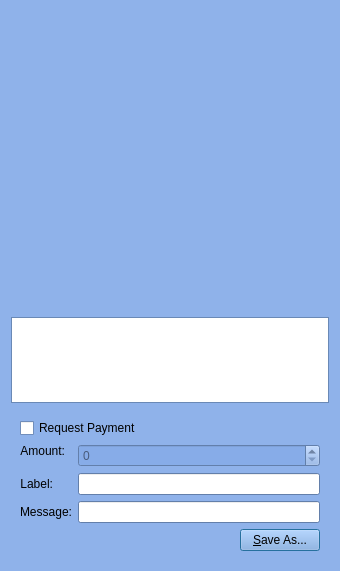
The window that src/qt/forms/qrcodedialog.ui (BlueSteelCoin/bluesteel) describes before a commit, drawn with Qt 5.
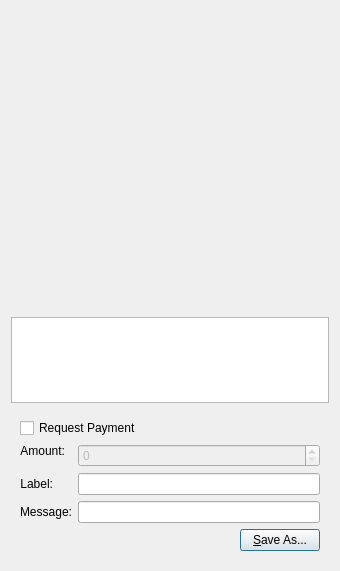
The same window after the commit. Custom widgets are drawn as their Qt base class.

```diff
--- a/src/qt/forms/qrcodedialog.ui
+++ b/src/qt/forms/qrcodedialog.ui
@@ -10,421 +10,6 @@
     <height>571</height>
    </rect>
   </property>
-  <property name="palette">
-   <palette>
-    <active>
-     <colorrole role="WindowText">
-      <brush brushstyle="SolidPattern">
-       <color alpha="255">
-        <red>0</red>
-        <green>0</green>
-        <blue>0</blue>
-       </color>
-      </brush>
-     </colorrole>
-     <colorrole role="Button">
-      <brush brushstyle="SolidPattern">
-       <color alpha="238">
-        <red>135</red>
-        <green>173</green>
-        <blue>232</blue>
-       </color>
-      </brush>
-     </colorrole>
-     <colorrole role="Light">
-      <brush brushstyle="SolidPattern">
-       <color alpha="238">
-        <red>241</red>
-        <green>247</green>
-        <blue>255</blue>
-       </color>
-      </brush>
-     </colorrole>
-     <colorrole role="Midlight">
-      <brush brushstyle="SolidPattern">
-       <color alpha="238">
-        <red>188</red>
-        <green>210</green>
-        <blue>243</blue>
-       </color>
-      </brush>
-     </colorrole>
-     <colorrole role="Dark">
-      <brush brushstyle="SolidPattern">
-       <color alpha="238">
-        <red>67</red>
-        <green>86</green>
-        <blue>116</blue>
-       </color>
-      </brush>
-     </colorrole>
-     <colorrole role="Mid">
-      <brush brushstyle="SolidPattern">
-       <color alpha="238">
-        <red>90</red>
-        <green>115</green>
-        <blue>154</blue>
-       </color>
-      </brush>
-     </colorrole>
-     <colorrole role="Text">
-      <brush brushstyle="SolidPattern">
-       <color alpha="255">
-        <red>0</red>
-        <green>0</green>
-        <blue>0</blue>
-       </color>
-      </brush>
-     </colorrole>
-     <colorrole role="BrightText">
-      <brush brushstyle="SolidPattern">
-       <color alpha="255">
-        <red>255</red>
-        <green>255</green>
-        <blue>255</blue>
-       </color>
-      </brush>
-     </colorrole>
-     <colorrole role="ButtonText">
-      <brush brushstyle="SolidPattern">
-       <color alpha="255">
-        <red>0</red>
-        <green>0</green>
-        <blue>0</blue>
-       </color>
-      </brush>
-     </colorrole>
-     <colorrole role="Base">
-      <brush brushstyle="SolidPattern">
-       <color alpha="255">
-        <red>255</red>
-        <green>255</green>
-        <blue>255</blue>
-       </color>
-      </brush>
-     </colorrole>
-     <colorrole role="Window">
-      <brush brushstyle="SolidPattern">
-       <color alpha="238">
-        <red>135</red>
-        <green>173</green>
-        <blue>232</blue>
-       </color>
-      </brush>
-     </colorrole>
-     <colorrole role="Shadow">
-      <brush brushstyle="SolidPattern">
-       <color alpha="255">
-        <red>0</red>
-        <green>0</green>
-        <blue>0</blue>
-       </color>
-      </brush>
-     </colorrole>
-     <colorrole role="AlternateBase">
-      <brush brushstyle="SolidPattern">
-       <color alpha="246">
-        <red>195</red>
-        <green>214</green>
-        <blue>243</blue>
-       </color>
-      </brush>
-     </colorrole>
-     <colorrole role="ToolTipBase">
-      <brush brushstyle="SolidPattern">
-       <color alpha="255">
-        <red>255</red>
-        <green>255</green>
-        <blue>220</blue>
-       </color>
-      </brush>
-     </colorrole>
-     <colorrole role="ToolTipText">
-      <brush brushstyle="SolidPattern">
-       <color alpha="255">
-        <red>0</red>
-        <green>0</green>
-        <blue>0</blue>
-       </color>
-      </brush>
-     </colorrole>
-    </active>
-    <inactive>
-     <colorrole role="WindowText">
-      <brush brushstyle="SolidPattern">
-       <color alpha="255">
-        <red>0</red>
-        <green>0</green>
-        <blue>0</blue>
-       </color>
-      </brush>
-     </colorrole>
-     <colorrole role="Button">
-      <brush brushstyle="SolidPattern">
-       <color alpha="238">
-        <red>135</red>
-        <green>173</green>
-        <blue>232</blue>
-       </color>
-      </brush>
-     </colorrole>
-     <colorrole role="Light">
-      <brush brushstyle="SolidPattern">
-       <color alpha="238">
-        <red>241</red>
-        <green>247</green>
-        <blue>255</blue>
-       </color>
-      </brush>
-     </colorrole>
-     <colorrole role="Midlight">
-      <brush brushstyle="SolidPattern">
-       <color alpha="238">
-        <red>188</red>
-        <green>210</green>
-        <blue>243</blue>
-       </color>
-      </brush>
-     </colorrole>
-     <colorrole role="Dark">
-      <brush brushstyle="SolidPattern">
-       <color alpha="238">
-        <red>67</red>
-        <green>86</green>
-        <blue>116</blue>
-       </color>
-      </brush>
-     </colorrole>
-     <colorrole role="Mid">
-      <brush brushstyle="SolidPattern">
-       <color alpha="238">
-        <red>90</red>
-        <green>115</green>
-        <blue>154</blue>
-       </color>
-      </brush>
-     </colorrole>
-     <colorrole role="Text">
-      <brush brushstyle="SolidPattern">
-       <color alpha="255">
-        <red>0</red>
-        <green>0</green>
-        <blue>0</blue>
-       </color>
-      </brush>
-     </colorrole>
-     <colorrole role="BrightText">
-      <brush brushstyle="SolidPattern">
-       <color alpha="255">
-        <red>255</red>
-        <green>255</green>
-        <blue>255</blue>
-       </color>
-      </brush>
-     </colorrole>
-     <colorrole role="ButtonText">
-      <brush brushstyle="SolidPattern">
-       <color alpha="255">
-        <red>0</red>
-        <green>0</green>
-        <blue>0</blue>
-       </color>
-      </brush>
-     </colorrole>
-     <colorrole role="Base">
-      <brush brushstyle="SolidPattern">
-       <color alpha="255">
-        <red>255</red>
-        <green>255</green>
-        <blue>255</blue>
-       </color>
-      </brush>
-     </colorrole>
-     <colorrole role="Window">
-      <brush brushstyle="SolidPattern">
-       <color alpha="238">
-        <red>135</red>
-        <green>173</green>
-        <blue>232</blue>
-       </color>
-      </brush>
-     </colorrole>
-     <colorrole role="Shadow">
-      <brush brushstyle="SolidPattern">
-       <color alpha="255">
-        <red>0</red>
-        <green>0</green>
-        <blue>0</blue>
-       </color>
-      </brush>
-     </colorrole>
-     <colorrole role="AlternateBase">
-      <brush brushstyle="SolidPattern">
-       <color alpha="246">
-        <red>195</red>
-        <green>214</green>
-        <blue>243</blue>
-       </color>
-      </brush>
-     </colorrole>
-     <colorrole role="ToolTipBase">
-      <brush brushstyle="SolidPattern">
-       <color alpha="255">
-        <red>255</red>
-        <green>255</green>
-        <blue>220</blue>
-       </color>
-      </brush>
-     </colorrole>
-     <colorrole role="ToolTipText">
-      <brush brushstyle="SolidPattern">
-       <color alpha="255">
-        <red>0</red>
-        <green>0</green>
-        <blue>0</blue>
-       </color>
-      </brush>
-     </colorrole>
-    </inactive>
-    <disabled>
-     <colorrole role="WindowText">
-      <brush brushstyle="SolidPattern">
-       <color alpha="238">
-        <red>67</red>
-        <green>86</green>
-        <blue>116</blue>
-       </color>
-      </brush>
-     </colorrole>
-     <colorrole role="Button">
-      <brush brushstyle="SolidPattern">
-       <color alpha="238">
-        <red>135</red>
-        <green>173</green>
-        <blue>232</blue>
-       </color>
-      </brush>
-     </colorrole>
-     <colorrole role="Light">
-      <brush brushstyle="SolidPattern">
-       <color alpha="238">
-        <red>241</red>
-        <green>247</green>
-        <blue>255</blue>
-       </color>
-      </brush>
-     </colorrole>
-     <colorrole role="Midlight">
-      <brush brushstyle="SolidPattern">
-       <color alpha="238">
-        <red>188</red>
-        <green>210</green>
-        <blue>243</blue>
-       </color>
-      </brush>
-     </colorrole>
-     <colorrole role="Dark">
-      <brush brushstyle="SolidPattern">
-       <color alpha="238">
-        <red>67</red>
-        <green>86</green>
-        <blue>116</blue>
-       </color>
-      </brush>
-     </colorrole>
-     <colorrole role="Mid">
-      <brush brushstyle="SolidPattern">
-       <color alpha="238">
-        <red>90</red>
-        <green>115</green>
-        <blue>154</blue>
-       </color>
-      </brush>
-     </colorrole>
-     <colorrole role="Text">
-      <brush brushstyle="SolidPattern">
-       <color alpha="238">
-        <red>67</red>
-        <green>86</green>
-        <blue>116</blue>
-       </color>
-      </brush>
-     </colorrole>
-     <colorrole role="BrightText">
-      <brush brushstyle="SolidPattern">
-       <color alpha="255">
-        <red>255</red>
-        <green>255</green>
-        <blue>255</blue>
-       </color>
-      </brush>
-     </colorrole>
-     <colorrole role="ButtonText">
-      <brush brushstyle="SolidPattern">
-       <color alpha="238">
-        <red>67</red>
-        <green>86</green>
-        <blue>116</blue>
-       </color>
-      </brush>
-     </colorrole>
-     <colorrole role="Base">
-      <brush brushstyle="SolidPattern">
-       <color alpha="238">
-        <red>135</red>
-        <green>173</green>
-        <blue>232</blue>
-       </color>
-      </brush>
-     </colorrole>
-     <colorrole role="Window">
-      <brush brushstyle="SolidPattern">
-       <color alpha="238">
-        <red>135</red>
-        <green>173</green>
-        <blue>232</blue>
-       </color>
-      </brush>
-     </colorrole>
-     <colorrole role="Shadow">
-      <brush brushstyle="SolidPattern">
-       <color alpha="255">
-        <red>0</red>
-        <green>0</green>
-        <blue>0</blue>
-       </color>
-      </brush>
-     </colorrole>
-     <colorrole role="AlternateBase">
-      <brush brushstyle="SolidPattern">
-       <color alpha="238">
-        <red>135</red>
-        <green>173</green>
-        <blue>232</blue>
-       </color>
-      </brush>
-     </colorrole>
-     <colorrole role="ToolTipBase">
-      <brush brushstyle="SolidPattern">
-       <color alpha="255">
-        <red>255</red>
-        <green>255</green>
-        <blue>220</blue>
-       </color>
-      </brush>
-     </colorrole>
-     <colorrole role="ToolTipText">
-      <brush brushstyle="SolidPattern">
-       <color alpha="255">
-        <red>0</red>
-        <green>0</green>
-        <blue>0</blue>
-       </color>
-      </brush>
-     </colorrole>
-    </disabled>
-   </palette>
-  </property>
   <property name="windowTitle">
    <string>QR Code Dialog</string>
   </property>
```
